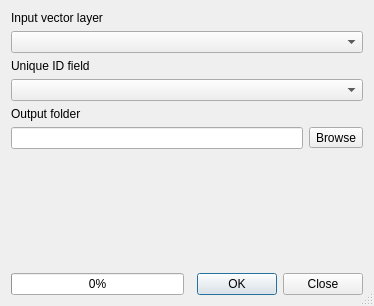
kadas-albireo/kadas-albireo, file python/plugins/fTools/tools/frmVectorSplit.ui: the form before one commit.
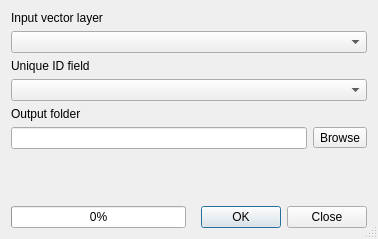
The form after the commit.

What changed in the file:
```diff
--- a/python/plugins/fTools/tools/frmVectorSplit.ui
+++ b/python/plugins/fTools/tools/frmVectorSplit.ui
@@ -4,12 +4,12 @@
   <property name="windowModality" >
    <enum>Qt::NonModal</enum>
   </property>
-  <property name="geometry" >
+  <property name="geometry">
    <rect>
     <x>0</x>
     <y>0</y>
-    <width>374</width>
-    <height>306</height>
+    <width>378</width>
+    <height>239</height>
    </rect>
   </property>
   <property name="windowTitle" >
@@ -18,36 +18,9 @@
   <property name="sizeGripEnabled" >
    <bool>true</bool>
   </property>
-  <layout class="QGridLayout" name="gridLayout" >
-   <item row="0" column="0" colspan="2" >
-    <widget class="QLabel" name="label_3" >
-     <property name="text" >
-      <string>Input vector layer</string>
-     </property>
-    </widget>
-   </item>
-   <item row="1" column="0" colspan="2" >
-    <widget class="QComboBox" name="inShape" />
-   </item>
-   <item row="2" column="0" colspan="2" >
-    <widget class="QLabel" name="label_4" >
-     <property name="text" >
-      <string>Unique ID field</string>
-     </property>
-    </widget>
-   </item>
-   <item row="3" column="0" colspan="2" >
-    <widget class="QComboBox" name="inField" />
-   </item>
-   <item row="4" column="0" colspan="2" >
-    <widget class="QLabel" name="label_2" >
-     <property name="text" >
-      <string>Output folder</string>
-     </property>
-    </widget>
-   </item>
-   <item row="5" column="0" colspan="2" >
-    <layout class="QHBoxLayout" >
+  <layout class="QGridLayout" name="gridLayout">
+   <item row="5" column="0" colspan="2">
+    <layout class="QHBoxLayout">
      <item>
       <widget class="QLineEdit" name="outShape" >
        <property name="readOnly" >
@@ -64,7 +37,57 @@
      </item>
     </layout>
    </item>
-   <item row="6" column="0" >
+   <item row="2" column="0" colspan="2">
+    <widget class="QLabel" name="label_4">
+     <property name="text">
+      <string>Unique ID field</string>
+     </property>
+    </widget>
+   </item>
+   <item row="3" column="0" colspan="2">
+    <widget class="QComboBox" name="inField"/>
+   </item>
+   <item row="1" column="0" colspan="2">
+    <widget class="QComboBox" name="inShape"/>
+   </item>
+   <item row="4" column="0" colspan="2">
+    <widget class="QLabel" name="label_2">
+     <property name="text">
+      <string>Output folder</string>
+     </property>
+    </widget>
+   </item>
+   <item row="0" column="0" colspan="2">
+    <widget class="QLabel" name="label_3">
+     <property name="text">
+      <string>Input vector layer</string>
+     </property>
+    </widget>
+   </item>
+   <item row="7" column="0">
+    <widget class="QProgressBar" name="progressBar">
+     <property name="value">
+      <number>0</number>
+     </property>
+     <property name="alignment">
+      <set>Qt::AlignHCenter</set>
+     </property>
+     <property name="textVisible">
+      <bool>true</bool>
+     </property>
+    </widget>
+   </item>
+   <item row="7" column="1">
+    <widget class="QDialogButtonBox" name="buttonBox_2">
+     <property name="orientation">
+      <enum>Qt::Horizontal</enum>
+     </property>
+     <property name="standardButtons">
+      <set>QDialogButtonBox::Close|QDialogButtonBox::Ok</set>
+     </property>
+    </widget>
+   </item>
+   <item row="6" column="0">
     <spacer>
      <property name="orientation" >
       <enum>Qt::Vertical</enum>
@@ -77,29 +100,6 @@
      </property>
     </spacer>
    </item>
-   <item row="7" column="0" >
-    <widget class="QProgressBar" name="progressBar" >
-     <property name="value" >
-      <number>0</number>
-     </property>
-     <property name="alignment" >
-      <set>Qt::AlignHCenter</set>
-     </property>
-     <property name="textVisible" >
-      <bool>true</bool>
-     </property>
-    </widget>
-   </item>
-   <item row="7" column="1" >
-    <widget class="QDialogButtonBox" name="buttonBox_2" >
-     <property name="orientation" >
-      <enum>Qt::Horizontal</enum>
-     </property>
-     <property name="standardButtons" >
-      <set>QDialogButtonBox::Close|QDialogButtonBox::Ok</set>
-     </property>
-    </widget>
-   </item>
   </layout>
  </widget>
  <resources/>
```
Left out of the diff: 31 changed lines with no effect on the pictures.
